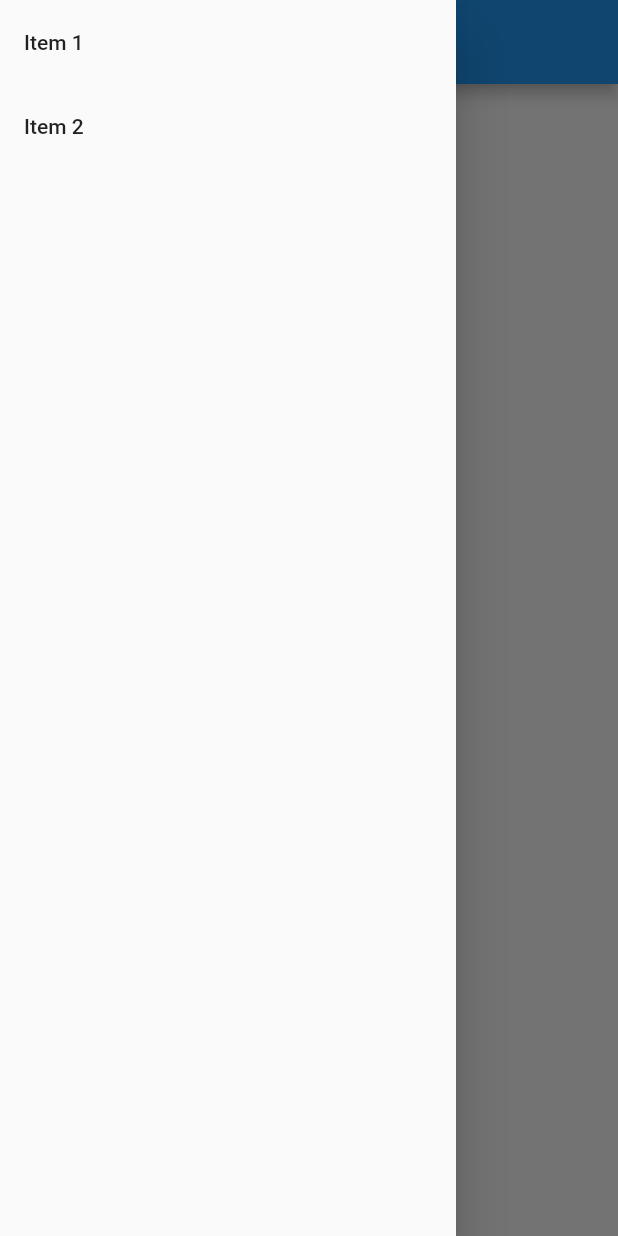
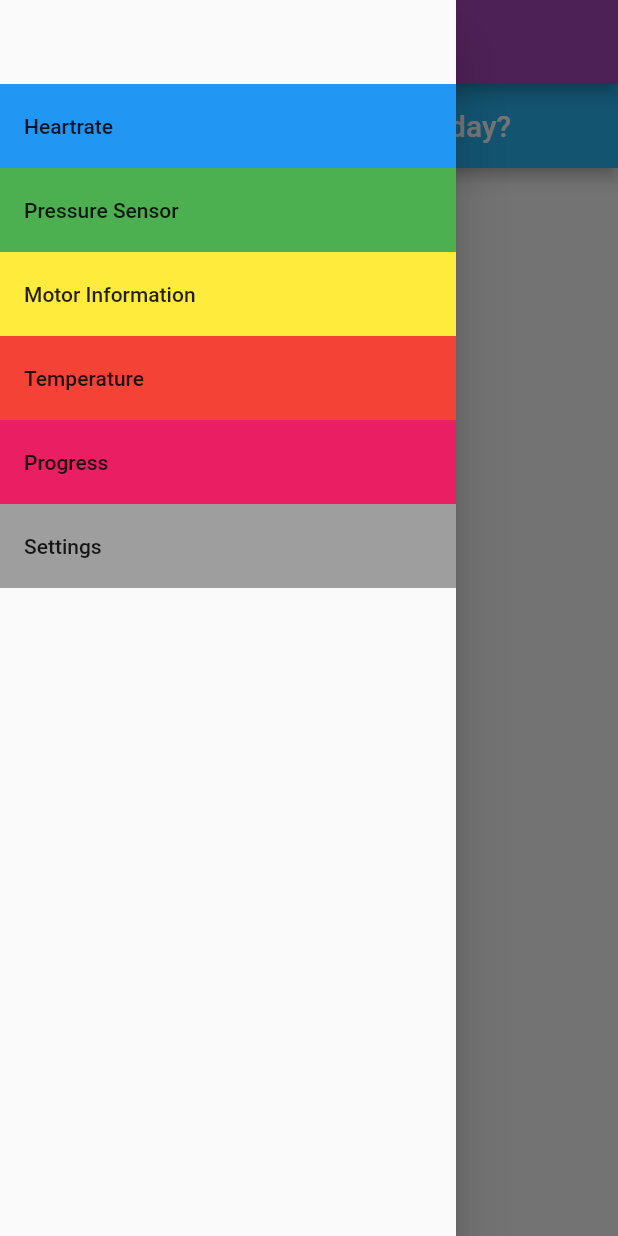
Before and after one commit to patel601/BruxAlertApp, a Flutter app: the screen it shows after launch, with the side drawer open, on a phone screen of 412 x 824 dp. Run offline on Flutter 3.47's test engine with Material 2 defaults, Android fonts, the phone set to English and light mode, and no system bars.

Commit message:
Update main.dart

```diff
--- a/lib/main.dart
+++ b/lib/main.dart
@@ -1,7 +1,9 @@
-import 'dart:html';
+// ignore: avoid_web_libraries_in_flutter
+// import 'dart:html';
 
 import 'package:flutter/material.dart';
-
+import 'package:flutter/services.dart';
+import 'dart:ui';
 void main() => runApp(MyApp());
 
 class MyApp extends StatefulWidget {
@@ -14,17 +16,33 @@ class _MyAppState extends State<MyApp> {
   @override
   Widget build(BuildContext context) {
     return MaterialApp(
-      title: 'NavBar Tutorial',
+      title: 'BruxAlert',
+
       home: Scaffold(
         appBar: AppBar(
-          title: Text('NavBar Tutorial'),
+          title: Text('BruxAlert'),
+          backgroundColor: Colors.purple[400],
         ),
         drawer: Drawer(
           child: ListView(
             padding: EdgeInsets.zero,
             children: <Widget>[
               ListTile(
-                title: Text('Item 1'),
+                title: Text(''),
+
+                onTap: () {
+                  // What happens after you tap the navigation item
+                  setState(() {
+
+                    mainWidget = Item1();
+                  });
+                  Navigator.pop(context);
+                },
+              ),
+              ListTile(
+
+                title: Text('Heartrate'),
+                tileColor: Colors.blue,
                 onTap: () {
                   // What happens after you tap the navigation item
                   setState(() {
@@ -34,7 +52,52 @@ class _MyAppState extends State<MyApp> {
                 },
               ),
               ListTile(
-                title: Text('Item 2'),
+                title: Text('Pressure Sensor'),
+                tileColor: Colors.green,
+                onTap: () {
+                  // What happens after you tap the navigation item
+                  setState(() {
+                    mainWidget = Item1();
+                  });
+                  Navigator.pop(context);
+                },
+              ),
+              ListTile(
+                title: Text('Motor Information'),
+                tileColor: Colors.yellow,
+                onTap: () {
+                  // What happens after you tap the navigation item
+                  setState(() {
+                    mainWidget = Item1();
+                  });
+                  Navigator.pop(context);
+                },
+              ),
+              ListTile(
+                title: Text('Temperature'),
+                tileColor: Colors.red,
+                onTap: () {
+                  // What happens after you tap the navigation item
+                  setState(() {
+                    mainWidget = Item1();
+                  });
+                  Navigator.pop(context);
+                },
+              ),
+              ListTile(
+                title: Text('Progress'),
+                tileColor: Colors.pink,
+                onTap: () {
+                  // What happens after you tap the navigation item
+                  setState(() {
+                    mainWidget = Item1();
+                  });
+                  Navigator.pop(context);
+                },
+              ),
+              ListTile(
+                title: Text('Settings'),
+                tileColor: Colors.grey,
                 onTap: () {
                   // What happens after you tap the navigation item
                   setState(() {
@@ -56,7 +119,12 @@ class Item1 extends StatelessWidget {
   @override
   Widget build(BuildContext context) {
     return Scaffold(
-      body: Text('Item 1'),
+      appBar: AppBar(
+        title: Text('Hey, how are you doing today?'),
+        backgroundColor: Colors.lightBlue[400],
+        centerTitle: true,
+
+      ),
     );
   }
 }
@@ -65,6 +133,7 @@ class Item2 extends StatelessWidget {
   @override
   Widget build(BuildContext context) {
     return Scaffold(
+
       body: Text('Item 2'),
     );
   }
```
